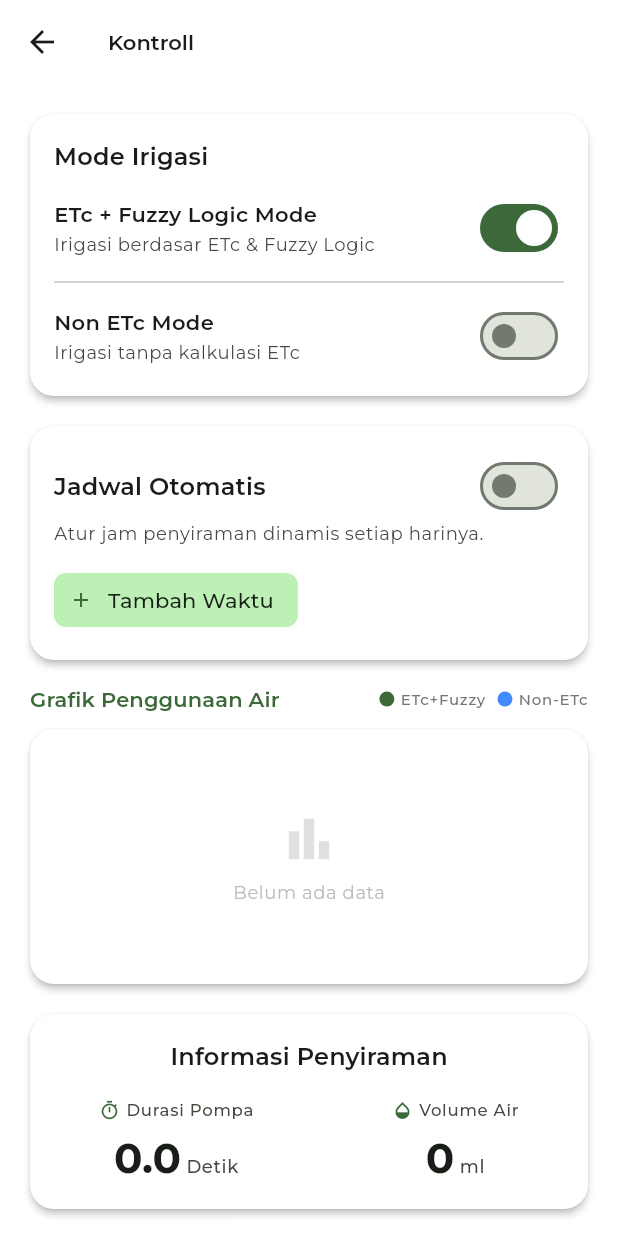
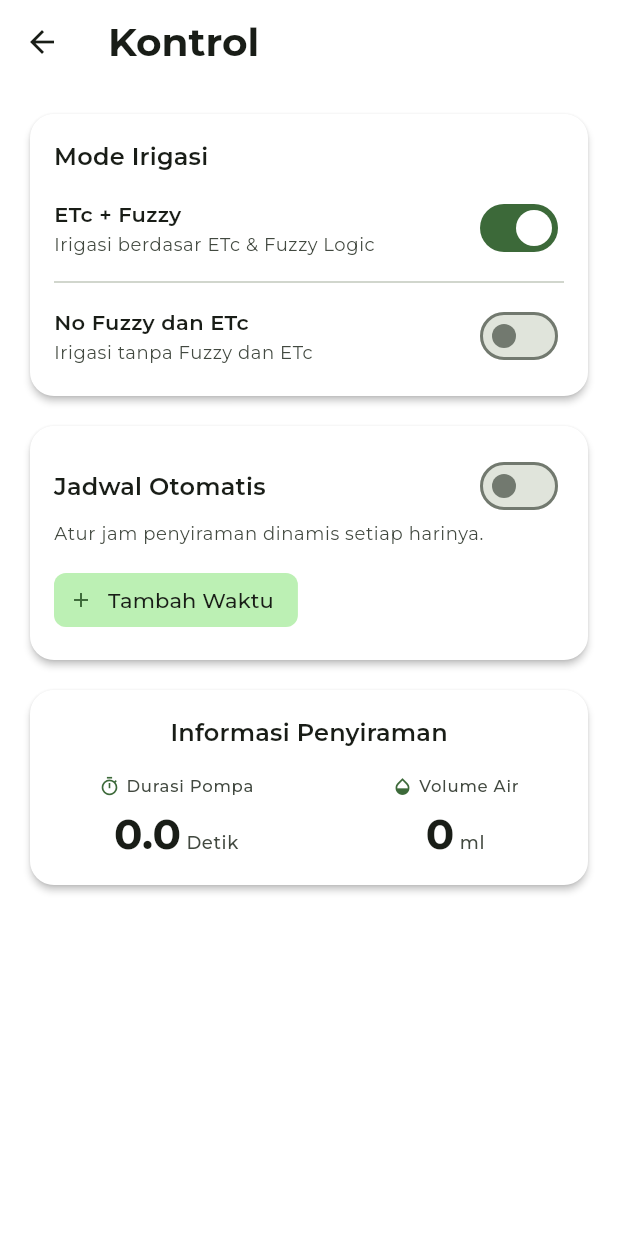
Before and after one commit to ilhampryga/Smart_Drip, a Flutter app: the ControlScreen screen opened directly, on a phone screen of 412 x 824 dp. Run offline on Flutter 3.47's test engine with Material 3 defaults, Android fonts, the light colour scheme and no system bars; our stand-ins replace firebase_core, firebase_database, fl_chart, geolocator, google_fonts; accounts and stored records are empty.

Commit message:
update string to boolean

```diff
--- a/lib/main.dart
+++ b/lib/main.dart
@@ -3,7 +3,6 @@ import 'package:flutter/material.dart';
 import 'package:google_fonts/google_fonts.dart';
 
 import 'firebase_options.dart';
-import 'screens/main_screen.dart';
 import 'screens/splash_screen.dart';
 
 void main() async {
@@ -39,7 +38,8 @@ class MyApp extends StatelessWidget {
           elevation: 0,
           scrolledUnderElevation: 1,
           titleTextStyle: textTheme.titleLarge?.copyWith(
-            fontWeight: FontWeight.w600,
+            fontWeight: FontWeight.w700,
+            fontSize: 26.0,
             color: colorScheme.onSurface,
           ),
           iconTheme: IconThemeData(color: colorScheme.onSurface),
--- a/lib/models/system_control.dart
+++ b/lib/models/system_control.dart
@@ -1,6 +1,6 @@
 class SystemControl {
-  final String mode; // e.g. "ETC_FUZZY" | "NON_ETC"
-  final String pumpStatus; // "ON" | "OFF"
+  final String mode; // e.g. "ETC_FUZZY" | "NO_FUZZY_ETC"
+  final bool pumpStatus; // true (ON) | false (OFF)
   final double flowRateMlPerSec;
 
   const SystemControl({
@@ -9,13 +9,13 @@ class SystemControl {
     required this.flowRateMlPerSec,
   });
 
-  bool get isPumpOn => pumpStatus == 'ON';
+  bool get isPumpOn => pumpStatus;
   bool get isEtcFuzzy => mode == 'ETC_FUZZY';
 
   factory SystemControl.fromMap(Map<dynamic, dynamic> map) {
     return SystemControl(
       mode: (map['mode'] as String?) ?? 'ETC_FUZZY',
-      pumpStatus: (map['pump_status'] as String?) ?? 'OFF',
+      pumpStatus: (map['pump_status'] as bool?) ?? false,
       flowRateMlPerSec:
           (map['flow_rate_ml_per_sec'] as num?)?.toDouble() ?? 20.0,
     );
--- a/lib/screens/control_screen.dart
+++ b/lib/screens/control_screen.dart
@@ -1,5 +1,4 @@
 import 'package:flutter/material.dart';
-import '../widgets/water_usage_bar_chart.dart';
 import '../widgets/irrigation_info_card.dart';
 import '../services/firebase_service.dart';
 import '../models/system_control.dart' show SystemControl;
@@ -14,7 +13,7 @@ class ControlScreen extends StatelessWidget {
     final cs = theme.colorScheme;
 
     return Scaffold(
-      appBar: AppBar(title: const Text('Kontroll')),
+      appBar: AppBar(title: const Text('Kontrol')),
       body: SafeArea(
         child: SingleChildScrollView(
           padding: const EdgeInsets.all(16.0),
@@ -45,42 +44,12 @@ class ControlScreen extends StatelessWidget {
                         },
                         onNonEtcChanged: (val) async {
                           if (val) {
-                            await svc.setIrrigationMode('NON_ETC');
+                            await svc.setIrrigationMode('NO_FUZZY_ETC');
                           }
                         },
                       ),
                       const SizedBox(height: 12),
                       const _ScheduleCard(),
-                      const SizedBox(height: 12),
-
-                      // Water usage bar chart
-                      Padding(
-                        padding: const EdgeInsets.symmetric(horizontal: 4),
-                        child: Row(
-                          children: [
-                            Expanded(
-                              child: Text(
-                                'Grafik Penggunaan Air',
-                                style: theme.textTheme.labelLarge?.copyWith(
-                                  color: cs.primary,
-                                  fontWeight: FontWeight.w600,
-                                ),
-                              ),
-                            ),
-                            _legendDot(cs.primary, 'ETc+Fuzzy', theme),
-                            const SizedBox(width: 8),
-                            _legendDot(Colors.blueAccent, 'Non-ETc', theme),
-                          ],
-                        ),
-                      ),
-                      const SizedBox(height: 6),
-                      StreamBuilder<List<Map<String, dynamic>>>(
-                        stream: svc.irrigationHistoryStream,
-                        builder: (ctx, snap) => WaterUsageBarChart(
-                          data: snap.data ?? [],
-                          height: 170,
-                        ),
-                      ),
                       const SizedBox(height: 12),
 
                       IrrigationInfoCard(
@@ -98,29 +67,7 @@ class ControlScreen extends StatelessWidget {
       ),
     );
   }
-
-  Widget _legendDot(Color color, String label, ThemeData theme) {
-    return Row(
-      mainAxisSize: MainAxisSize.min,
-      children: [
-        Container(
-          width: 10,
-          height: 10,
-          decoration: BoxDecoration(color: color, shape: BoxShape.circle),
-        ),
-        const SizedBox(width: 4),
-        Text(
-          label,
-          style: theme.textTheme.labelSmall?.copyWith(
-            color: Colors.grey.shade600,
-            fontSize: 10,
-          ),
-        ),
-      ],
-    );
-  }
 }
-
 
 class _IrrigationModeCard extends StatelessWidget {
   const _IrrigationModeCard({
@@ -136,7 +83,6 @@ class _IrrigationModeCard extends StatelessWidget {
   final ValueChanged<bool> onNonEtcChanged;
 
   Future<bool> _confirmModeChange(BuildContext context, String modeName) async {
-    final cs = Theme.of(context).colorScheme;
 
     final confirmed = await showDialog<bool>(
       context: context,
@@ -145,7 +91,11 @@ class _IrrigationModeCard extends StatelessWidget {
         shape: RoundedRectangleBorder(borderRadius: BorderRadius.circular(20)),
         title: Row(
           children: [
-            Icon(Icons.swap_horiz_rounded, color: cs.primary, size: 26),
+            Icon(
+              Icons.swap_horiz_rounded,
+              color: Theme.of(context).colorScheme.primary,
+              size: 26,
+            ),
             const SizedBox(width: 10),
             const Text('Ganti Mode'),
           ],
@@ -188,25 +138,25 @@ class _IrrigationModeCard extends StatelessWidget {
             ),
             const SizedBox(height: 12),
             _ModeRow(
-              title: 'ETc + Fuzzy Logic Mode',
+              title: 'ETc + Fuzzy',
               subtitle: 'Irigasi berdasar ETc & Fuzzy Logic',
               value: etcFuzzyEnabled,
               onChanged: (val) async {
                 if (!val) return; // only allow turning ON (exclusive mode)
                 final yes = await _confirmModeChange(
-                    context, 'ETc + Fuzzy Logic');
+                    context, 'ETc + Fuzzy');
                 if (yes) onEtcFuzzyChanged(val);
               },
             ),
             Divider(color: cs.outlineVariant, height: 24),
             _ModeRow(
-              title: 'Non ETc Mode',
-              subtitle: 'Irigasi tanpa kalkulasi ETc',
+              title: 'No Fuzzy dan ETc',
+              subtitle: 'Irigasi tanpa Fuzzy dan ETc',
               value: nonEtcEnabled,
               onChanged: (val) async {
-                if (!val) return; // only allow turning ON (exclusive mode)
+                if (!val) return;
                 final yes =
-                    await _confirmModeChange(context, 'Non ETc');
+                    await _confirmModeChange(context, 'No Fuzzy dan ETc');
                 if (yes) onNonEtcChanged(val);
               },
             ),
@@ -407,3 +357,4 @@ class _ScheduleCard extends StatelessWidget {
     );
   }
 }
+// ignore_for_file: use_build_context_synchronously
--- a/lib/screens/splash_screen.dart
+++ b/lib/screens/splash_screen.dart
@@ -75,7 +75,9 @@ class _SplashScreenState extends State<SplashScreen>
       duration: const Duration(milliseconds: 900),
     )..repeat();
 
-    _runSequence();
+    WidgetsBinding.instance.addPostFrameCallback((_) {
+      if (mounted) _runSequence();
+    });
   }
 
   Future<void> _runSequence() async {
--- a/lib/services/bmkg_service.dart
+++ b/lib/services/bmkg_service.dart
@@ -1,8 +1,6 @@
 import 'dart:convert';
-import 'dart:math' as math;
 
 import 'package:flutter/foundation.dart' show kIsWeb;
-import 'package:geolocator/geolocator.dart';
 import 'package:http/http.dart' as http;
 
 // ─────────────────────────────────────────────────────────────────────────────
@@ -217,3 +215,4 @@ class BmkgService {
     return '–';
   }
 }
+// ignore_for_file: unused_import, unused_element, unused_field, prefer_interpolation_to_compose_strings
--- a/lib/services/firebase_service.dart
+++ b/lib/services/firebase_service.dart
@@ -34,7 +34,7 @@ class FirebaseService {
       if (raw == null) {
         return const SystemControl(
           mode: 'ETC_FUZZY',
-          pumpStatus: 'OFF',
+          pumpStatus: false,
           flowRateMlPerSec: 20,
         );
       }
@@ -109,9 +109,9 @@ class FirebaseService {
     });
   }
 
-  /// Set pump status to ON or OFF.
+  /// Set pump status to true (ON) or false (OFF).
   Future<void> setPumpStatus(bool isOn) async {
-    await _db.ref('system_control/pump_status').set(isOn ? 'ON' : 'OFF');
+    await _db.ref('system_control/pump_status').set(isOn);
   }
 
   /// Set irrigation mode: "ETC_FUZZY" or "NON_ETC".
--- a/lib/widgets/weather_card.dart
+++ b/lib/widgets/weather_card.dart
@@ -441,3 +441,5 @@ class _GradientHeader extends StatelessWidget {
     );
   }
 }
+
+// ignore_for_file: unused_element, unused_element_parameter
```
Also changed, not shown: lib/screens/plant_config_screen.dart (+0 -45 lines).
